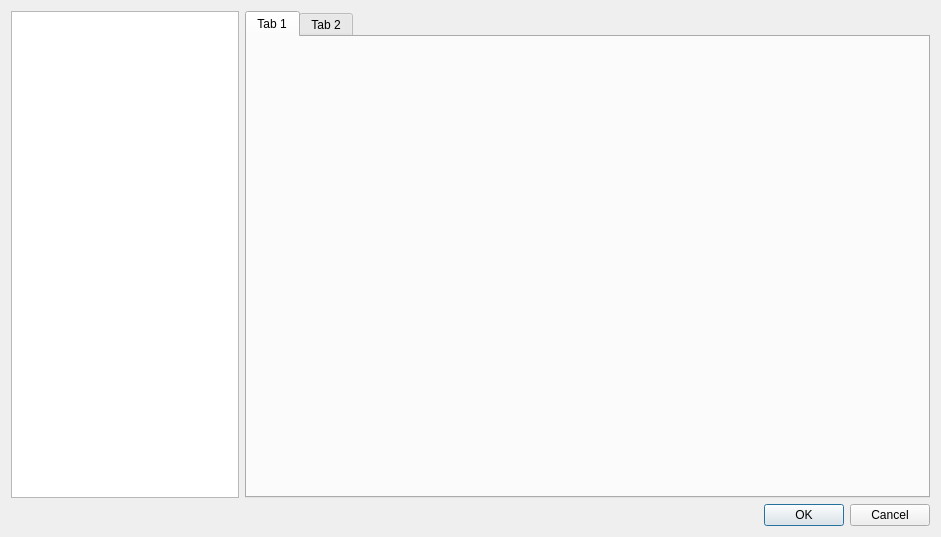
The window that ui/settingsdialog.ui (yunnsbz/File-Manager) describes before a commit, drawn with Qt 5.
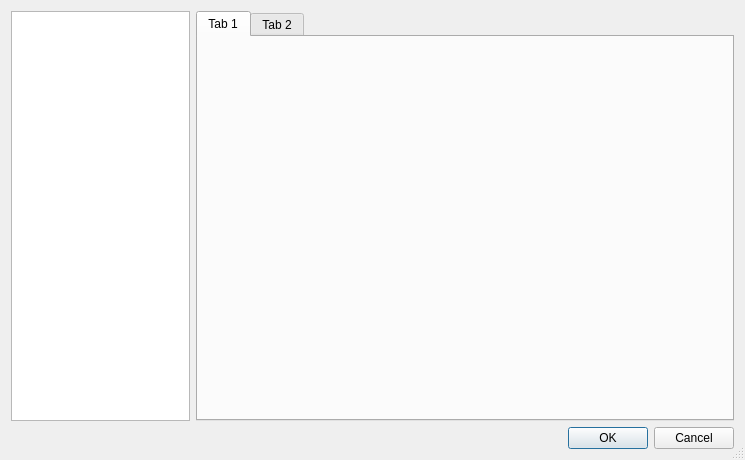
The same window after the commit.

```diff
--- a/ui/settingsdialog.ui
+++ b/ui/settingsdialog.ui
@@ -6,13 +6,19 @@
    <rect>
     <x>0</x>
     <y>0</y>
-    <width>941</width>
-    <height>537</height>
+    <width>745</width>
+    <height>460</height>
    </rect>
   </property>
   <property name="windowTitle">
    <string>Settings</string>
   </property>
+  <property name="windowOpacity">
+   <double>1.000000000000000</double>
+  </property>
+  <property name="sizeGripEnabled">
+   <bool>true</bool>
+  </property>
   <layout class="QVBoxLayout" name="verticalLayout">
    <item>
     <widget class="QWidget" name="widget" native="true">
```
